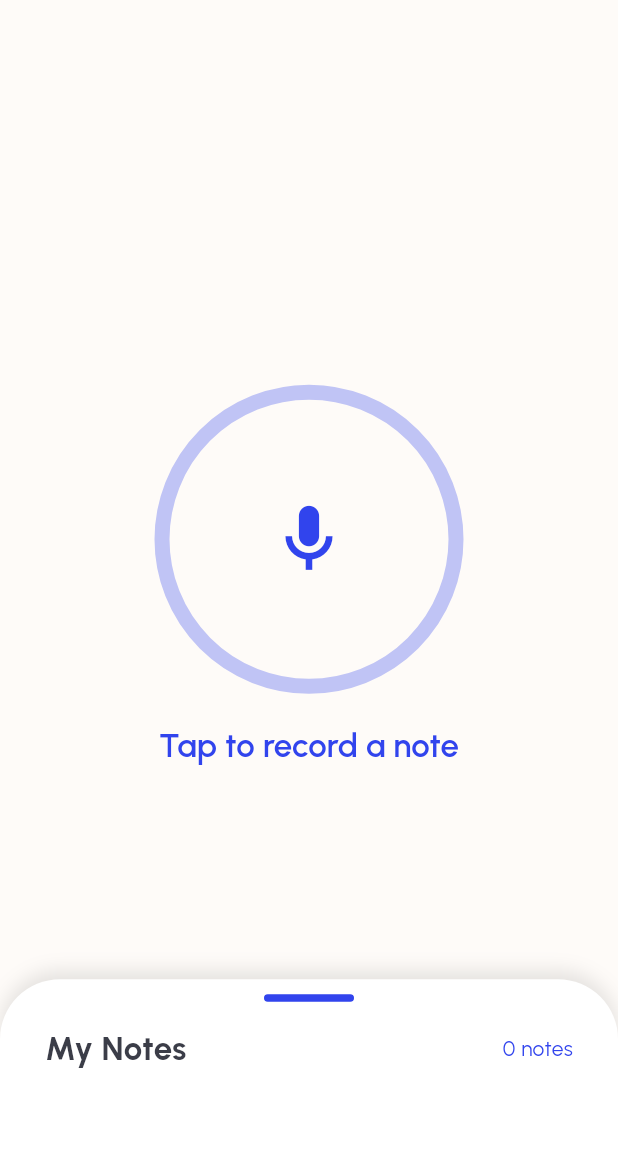
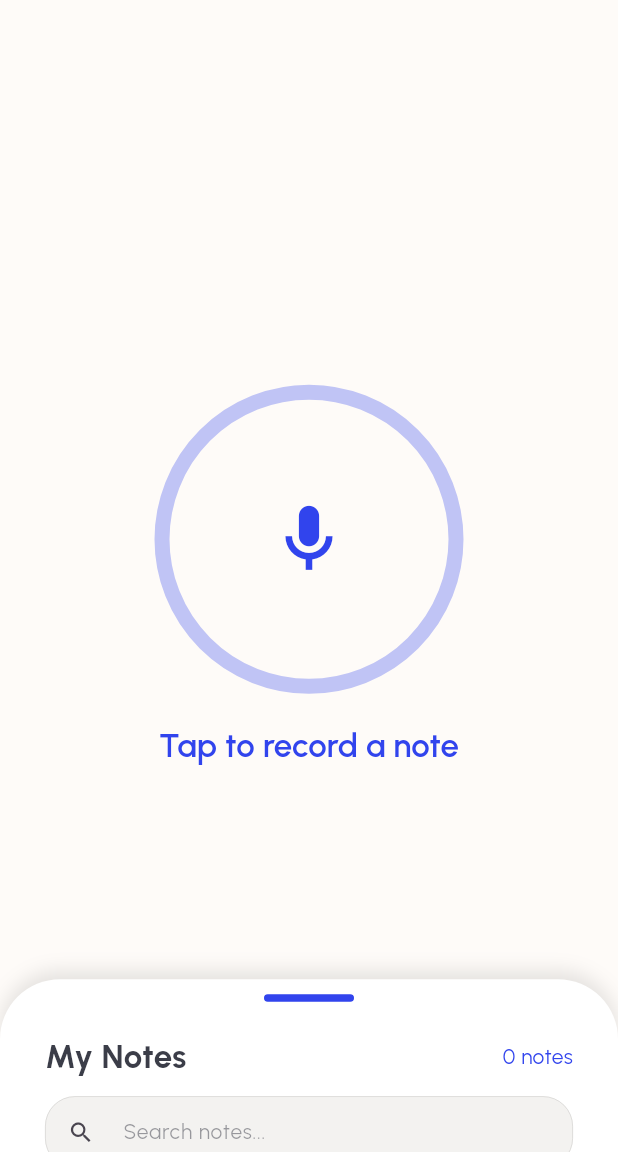
Before and after one commit to AbdelhakRazi/HearU, a Flutter app: the Home screen opened directly, on a phone screen of 412 x 824 dp, the part 84-1236 px from its top. Run offline on Flutter 3.47's test engine with Material 3 defaults, Android fonts, the phone set to English and light mode, and no system bars; our stand-ins replace bloc, convert, equatable, flutter_bloc, flutter_secure_storage, flutter_slidable and 6 more; missing offline and left inert: aws_common, aws_signature_v4, flutter_sound, http2; accounts and stored records are empty.

Commit message:
added search feature

```diff
--- a/lib/views/home/home.dart
+++ b/lib/views/home/home.dart
@@ -9,7 +9,8 @@ import 'package:hearu/bloc/auth_bloc.dart';
 import 'package:hearu/bloc/notes_bloc.dart';
 import 'package:hearu/config/assets.dart';
 import 'package:hearu/config/colors.dart';
-import 'package:hearu/views/home/note_card.dart';
+import 'package:hearu/views/notes/note_card.dart';
+import 'package:hearu/views/notes/notes.dart';
 import 'package:hearu/views/recording/recording.dart';
 
 class Home extends StatefulWidget {
@@ -20,12 +21,6 @@ class Home extends StatefulWidget {
 }
 
 class _HomeState extends State<Home> {
-  int noteCount = 0; // Replace with your dynamic note count
-  @override
-  void initState() {
-    super.initState();
-  }
-
   @override
   Widget build(BuildContext context) {
     return BlocListener<AuthBloc, AuthState>(
@@ -108,103 +103,7 @@ class _HomeState extends State<Home> {
               ),
             ),
 
-            // DraggableScrollableSheet
-            DraggableScrollableSheet(
-              expand: true, // Allow it to take its full height during scrolling
-              initialChildSize: 0.15, // Start with 10% of the screen height
-              minChildSize: 0.15, // Minimum size when collapsed
-              maxChildSize: 0.7, // Maximum size when fully expanded
-              builder:
-                  (BuildContext context, ScrollController scrollController) {
-                return Container(
-                  width: MediaQuery.of(context).size.width,
-                  decoration: BoxDecoration(
-                    color: Colors.white,
-                    borderRadius: const BorderRadius.vertical(
-                      top: Radius.circular(40),
-                    ),
-                    boxShadow: [
-                      BoxShadow(
-                        color: Colors.black.withOpacity(0.1),
-                        blurRadius: 10,
-                        offset: const Offset(0, -5),
-                      ),
-                    ],
-                  ),
-                  child: CustomScrollView(
-                    controller: scrollController,
-                    slivers: [
-                      // Drag handle
-                      SliverToBoxAdapter(
-                        child: Center(
-                          child: Padding(
-                            padding: const EdgeInsets.symmetric(vertical: 10),
-                            child: Container(
-                              width: 60,
-                              height: 5,
-                              decoration: BoxDecoration(
-                                color: AppColors.blueMain,
-                                borderRadius: BorderRadius.circular(10),
-                              ),
-                            ),
-                          ),
-                        ),
-                      ),
-                      // Header row
-                      SliverToBoxAdapter(
-                        child: Padding(
-                          padding: const EdgeInsets.only(
-                              left: 30, right: 30, top: 5, bottom: 30),
-                          child: Row(
-                            mainAxisAlignment: MainAxisAlignment.spaceBetween,
-                            children: [
-                              Text(
-                                "My Notes",
-                                style: Theme.of(context).textTheme.titleMedium,
-                              ),
-                              BlocBuilder<NotesBloc, NotesState>(
-                                builder: (context, state) {
-                                  if (state is NotesLoaded) {
-                                    noteCount = state.notes.length;
-                                  }
-                                  return Text(
-                                    "$noteCount ${noteCount == 1 ? 'note' : 'notes'}",
-                                    style:
-                                        Theme.of(context).textTheme.bodyMedium,
-                                  );
-                                },
-                              ),
-                            ],
-                          ),
-                        ),
-                      ),
-                      // Sliver list of notes
-                      BlocBuilder<NotesBloc, NotesState>(
-                        builder: (context, state) {
-                          print(state);
-                          if (state is NotesLoaded) {
-                            return SliverList(
-                              delegate: SliverChildBuilderDelegate(
-                                (BuildContext context, int index) {
-                                  return NoteCard(note: state.notes[index]);
-                                },
-                                childCount: state.notes.length,
-                              ),
-                            );
-                          } else if (state is NotesLoading) {
-                            return const SliverToBoxAdapter(
-                                child:
-                                    Center(child: CircularProgressIndicator()));
-                          } else {
-                            return const SliverToBoxAdapter(child: SizedBox());
-                          }
-                        },
-                      ),
-                    ],
-                  ),
-                );
-              },
-            ),
+            const Notes()
           ],
         ),
       ),
--- /dev/null
+++ b/lib/views/notes/notes.dart
@@ -0,0 +1,142 @@
+import 'package:flutter/material.dart';
+import 'package:flutter_bloc/flutter_bloc.dart';
+import 'package:hearu/bloc/notes_bloc.dart';
+import 'package:hearu/config/colors.dart';
+import 'package:hearu/views/notes/note_card.dart';
+
+class Notes extends StatefulWidget {
+  const Notes({super.key});
+
+  @override
+  State<Notes> createState() => _NotesState();
+}
+
+class _NotesState extends State<Notes> {
+  int noteCount = 0;
+  String searchQuery = "";
+  final TextEditingController searchController = TextEditingController();
+
+  @override
+  Widget build(BuildContext context) {
+    return DraggableScrollableSheet(
+      expand: true,
+      initialChildSize: 0.15,
+      minChildSize: 0.15,
+      maxChildSize: 0.7,
+      builder: (BuildContext context, ScrollController scrollController) {
+        return Container(
+          width: MediaQuery.of(context).size.width,
+          decoration: BoxDecoration(
+            color: Colors.white,
+            borderRadius: const BorderRadius.vertical(
+              top: Radius.circular(40),
+            ),
+            boxShadow: [
+              BoxShadow(
+                color: Colors.black.withOpacity(0.1),
+                blurRadius: 10,
+                offset: const Offset(0, -5),
+              ),
+            ],
+          ),
+          child: CustomScrollView(
+            controller: scrollController,
+            slivers: [
+              // Drag handle
+              SliverToBoxAdapter(
+                child: Center(
+                  child: Padding(
+                    padding: const EdgeInsets.symmetric(vertical: 10),
+                    child: Container(
+                      width: 60,
+                      height: 5,
+                      decoration: BoxDecoration(
+                        color: AppColors.blueMain,
+                        borderRadius: BorderRadius.circular(10),
+                      ),
+                    ),
+                  ),
+                ),
+              ),
+              // Header row with search
+              SliverToBoxAdapter(
+                child: Padding(
+                  padding:
+                      const EdgeInsets.symmetric(horizontal: 30, vertical: 10),
+                  child: Column(
+                    children: [
+                      Row(
+                        mainAxisAlignment: MainAxisAlignment.spaceBetween,
+                        children: [
+                          Text(
+                            "My Notes",
+                            style: Theme.of(context).textTheme.titleMedium,
+                          ),
+                          BlocBuilder<NotesBloc, NotesState>(
+                            builder: (context, state) {
+                              print(state);
+                              if (state is NotesLoaded) {
+                                noteCount = state.notes.length;
+                              }
+                              return Text(
+                                "$noteCount ${noteCount == 1 ? 'note' : 'notes'}",
+                                style: Theme.of(context).textTheme.bodyMedium,
+                              );
+                            },
+                          ),
+                        ],
+                      ),
+                      const SizedBox(height: 10),
+                      TextField(
+                        controller: searchController,
+                        onChanged: (value) {
+                          setState(() {
+                            searchQuery = value;
+                          });
+                        },
+                        decoration: InputDecoration(
+                          hintText: "Search notes...",
+                          prefixIcon: const Icon(Icons.search),
+                          border: OutlineInputBorder(
+                            borderRadius: BorderRadius.circular(10),
+                            borderSide: BorderSide(color: AppColors.blueMain),
+                          ),
+                        ),
+                      ),
+                    ],
+                  ),
+                ),
+              ),
+              // Sliver list of notes
+              BlocBuilder<NotesBloc, NotesState>(
+                builder: (context, state) {
+                  if (state is NotesLoaded) {
+                    final filteredNotes = state.notes.where((note) {
+                      return note.title
+                          .toLowerCase()
+                          .contains(searchQuery.toLowerCase());
+                    }).toList();
+
+                    return SliverList(
+                      delegate: SliverChildBuilderDelegate(
+                        (BuildContext context, int index) {
+                          return NoteCard(note: filteredNotes[index]);
+                        },
+                        childCount: filteredNotes.length,
+                      ),
+                    );
+                  } else if (state is NotesLoading) {
+                    return const SliverToBoxAdapter(
+                        child: Center(child: CircularProgressIndicator()));
+                  } else {
+                    return const SliverToBoxAdapter(child: SizedBox());
+                  }
+                },
+              ),
+            ],
+          ),
+        );
+      },
+    );
+  }
+}
```
Also changed, not shown: lib/views/notes/note_card.dart (renamed from lib/views/home/note_card.dart).
